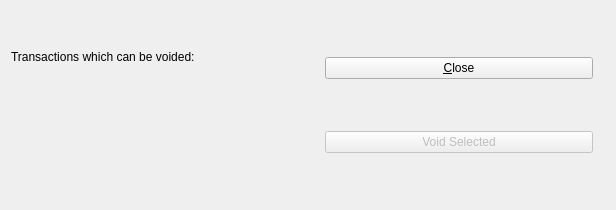
Before: the Qt Designer form sample_scripts/trunk/resources/client/uiforms/ccvoid.ui in WooodHead/xtuple, drawn with Qt 5.
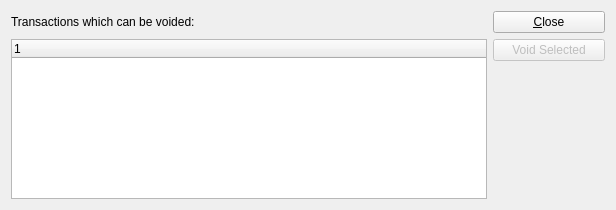
After: the same form once the commit is applied. Custom widgets are drawn as their Qt base class.

Patch:
```diff
--- a/sample_scripts/trunk/resources/client/uiforms/ccvoid.ui
+++ b/sample_scripts/trunk/resources/client/uiforms/ccvoid.ui
@@ -30,58 +30,48 @@
      </property>
     </widget>
    </item>
-   <item rowspan="2" row="0" column="1" >
-    <layout class="QVBoxLayout" name="verticalLayout" >
-     <property name="leftMargin" >
-      <number>14</number>
+   <item row="1" column="0" rowspan="4">
+    <widget class="XTreeWidget" name="_transactions"/>
+   </item>
+   <item row="2" column="1" rowspan="3">
+    <spacer name="verticalSpacer">
+     <property name="orientation">
+      <enum>Qt::Vertical</enum>
      </property>
-     <property name="rightMargin" >
-      <number>12</number>
+     <property name="sizeType">
+      <enum>QSizePolicy::Preferred</enum>
      </property>
-     <item>
-      <widget class="QPushButton" name="_close" >
-       <property name="text" >
-        <string>&amp;Close</string>
-       </property>
-      </widget>
-     </item>
-     <item>
-      <widget class="QPushButton" name="_void" >
-       <property name="enabled" >
-        <bool>false</bool>
-       </property>
-       <property name="text" >
-        <string>Void Selected</string>
-       </property>
-      </widget>
-     </item>
-     <item>
-      <spacer name="verticalSpacer" >
-       <property name="orientation" >
-        <enum>Qt::Vertical</enum>
-       </property>
-       <property name="sizeType" >
-        <enum>QSizePolicy::Preferred</enum>
-       </property>
-       <property name="sizeHint" stdset="0" >
-        <size>
-         <width>20</width>
-         <height>0</height>
-        </size>
-       </property>
-      </spacer>
-     </item>
-    </layout>
+     <property name="sizeHint" stdset="0">
+      <size>
+       <width>112</width>
+       <height>115</height>
+      </size>
+     </property>
+    </spacer>
    </item>
-   <item row="1" column="0" >
-    <widget class="XTreeWidget" name="_transactions" />
+   <item row="0" column="1">
+    <widget class="QPushButton" name="_close">
+     <property name="text">
+      <string>&amp;Close</string>
+     </property>
+    </widget>
+   </item>
+   <item row="1" column="1">
+    <widget class="QPushButton" name="_void">
+     <property name="enabled">
+      <bool>false</bool>
+     </property>
+     <property name="text">
+      <string>Void Selected</string>
+     </property>
+    </widget>
    </item>
   </layout>
  </widget>
  <customwidgets>
   <customwidget>
    <class>XTreeWidget</class>
-   <extends></extends>
+   <extends>QTreeWidget</extends>
    <header>xtreewidget.h</header>
   </customwidget>
  </customwidgets>
```
Left out of the diff: 31 changed lines with no effect on the pictures.
